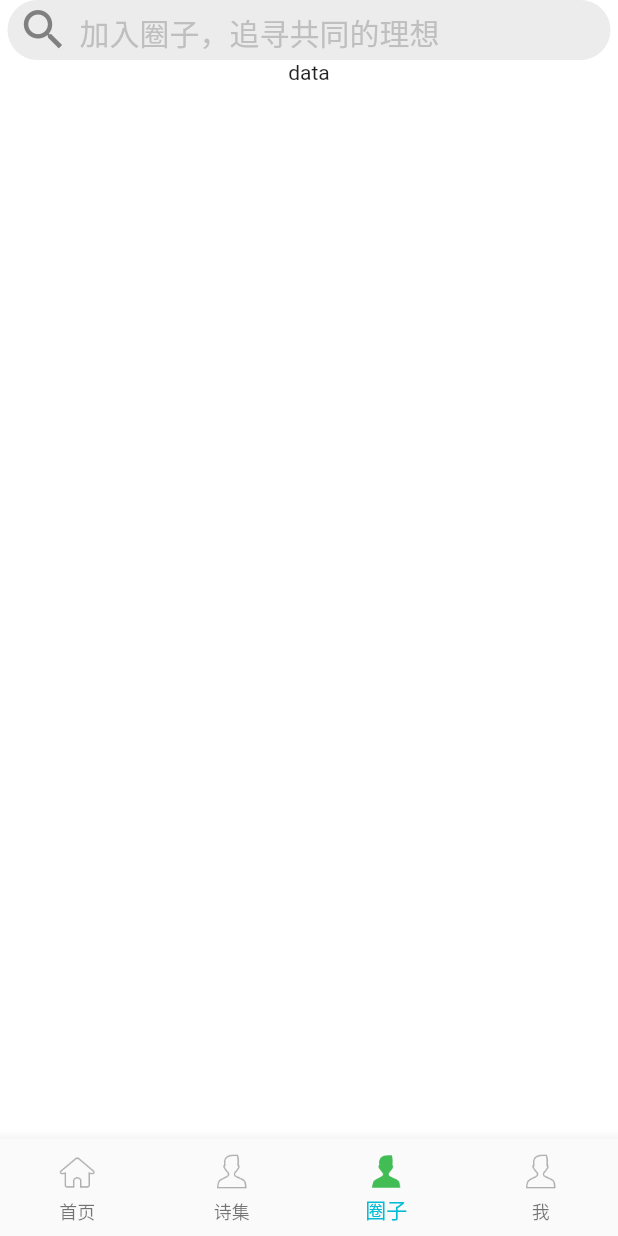
After one commit to liqiang-1994/bolt, a Flutter app: the screen it shows after launch, item 3 of the bottom bar chosen, on a phone screen of 412 x 824 dp. The commit adds this screen. Run offline on Flutter 3.47's test engine with Material 2 defaults, Android fonts, the phone set to English and light mode, and no system bars.

Commit message:
add circle page

```diff
--- a/lib/bean/subject_entity.dart
+++ b/lib/bean/subject_entity.dart
@@ -3,4 +3,6 @@
 class Subject {
   bool tag = false;
   var id;
+
+  Subject(this.id, this.tag);
 }
--- a/lib/main.dart
+++ b/lib/main.dart
@@ -38,7 +38,7 @@ class MyApp extends StatelessWidget {
         backgroundColor: Colors.white,
         //colorScheme: ColorScheme
       ),
-      home: Scaffold(
+      home: const Scaffold(
         body: SplashWidget(),
       ),
     );
--- /dev/null
+++ b/lib/page/circle/circle_page.dart
@@ -0,0 +1,59 @@
+
+import 'package:bolt/constant/constants.dart';
+import 'package:bolt/widget/search_text_field_widget.dart';
+import 'package:flutter/cupertino.dart';
+import 'package:flutter/material.dart';
+
+import '../../bean/subject_entity.dart';
+import '../../router.dart';
+
+class CirclePageWidget extends StatelessWidget {
+  const CirclePageWidget({Key? key}) : super(key: key);
+
+  @override
+  Widget build(BuildContext context) {
+    String hintText = "加入圈子，追寻共同的理想";
+    return Scaffold(
+      backgroundColor: Colors.white,
+      body: SafeArea(
+          child: Column(
+            children: <Widget>[
+              SearchTextFieldWidget(
+                margin: const EdgeInsets.only(left: 5.0, right: 5.0),
+                hintText: hintText,
+                onTab: () {
+                  MyRouter.push(context, MyRouter.searchPage, hintText);
+                },
+              ),
+              Expanded(
+                child: _CircleWidget(),
+              )
+            ],
+          )
+      ),
+    );
+  }
+}
+
+class _CircleWidget extends StatefulWidget {
+  @override
+  State<StatefulWidget> createState() => _CircleWidgetState();
+}
+
+class _CircleWidgetState extends State<_CircleWidget> {
+
+  late List<Subject> items;
+
+  @override
+  void initState() {
+    super.initState();
+
+  }
+
+  @override
+  Widget build(BuildContext context) {
+    return const Text("data");
+  }
+
+
+}
--- a/lib/page/container/container_widget.dart
+++ b/lib/page/container/container_widget.dart
@@ -1,10 +1,12 @@
+import 'package:bolt/page/circle/circle_page.dart';
 import 'package:bolt/page/home/home_page.dart';
-import 'package:flutter/cupertino.dart';
+import 'package:bolt/page/poems/poems_page.dart';
+import 'package:flutter/foundation.dart';
 import 'package:flutter/material.dart';
 
 class ContainerWidget extends StatefulWidget {
 
-  ContainerWidget({Key? key}) : super(key: key);
+  const ContainerWidget({Key? key}) : super(key: key);
 
   @override
   State createState() => _ContainerState();
@@ -17,16 +19,16 @@ class _Item {
 
 class _ContainerState extends State<ContainerWidget> {
 
-  List<Widget> pages =  [HomePageWidget()];
+  late List<Widget> pages;
   final defaultItemColor = const Color.fromARGB(255, 125, 125, 125);
 
   int _selectIndex = 0;
 
   final itemNames = [
-    _Item('首页', 'assets/images/tab_home_active.png',
-        'assets/images/tab_home_normal.png'),
-    _Item('书影', 'assets/images/tab_profile_active.png',
-        'assets/images/tab_profile_normal.png'),
+    _Item('首页', 'assets/images/tab_home_active.png', 'assets/images/tab_home_normal.png'),
+    _Item('诗集', 'assets/images/tab_profile_active.png', 'assets/images/tab_profile_normal.png'),
+    _Item('圈子', 'assets/images/tab_profile_active.png', 'assets/images/tab_profile_normal.png'),
+    _Item('我', 'assets/images/tab_profile_active.png', 'assets/images/tab_profile_normal.png')
   ];
   late List<BottomNavigationBarItem> itemList;
 
@@ -34,10 +36,11 @@ class _ContainerState extends State<ContainerWidget> {
   @override
   void initState() {
     super.initState();
-    if (pages == null) {
-      pages = [HomePageWidget()];
-    }
-    //pages ??= [HomePageWidget()];
+    pages = [
+      const HomePageWidget(),
+      const PoemsPageWidget(),
+      const CirclePageWidget(),
+    ];
     itemList = itemNames
           .map((item) => BottomNavigationBarItem(
           icon: Image.asset(
@@ -55,14 +58,28 @@ class _ContainerState extends State<ContainerWidget> {
     return Scaffold(
       body: Stack(
         children: [
-          _getPagesWidget(0)
+          _getPagesWidget(0),
+          _getPagesWidget(1),
+          _getPagesWidget(2)
         ],
       ),
-    backgroundColor: const Color.fromARGB(255, 248, 248, 248),
-
+      backgroundColor: const Color.fromARGB(255, 248, 248, 248),
+      bottomNavigationBar: BottomNavigationBar(
+        items: itemList,
+        onTap: (int index) {
+          setState(() {
+            _selectIndex = index;
+          });
+        },
+        iconSize: 25,
+        currentIndex: _selectIndex,
+        fixedColor: Colors.cyan,
+        type: BottomNavigationBarType.fixed,
+      ),
     );
   }
 
+  //Stack(层叠布局)+Offstage组合，解决状态被重置问题
   Widget _getPagesWidget(int index) {
     return Offstage(
       offstage: _selectIndex != index,
@@ -72,4 +89,12 @@ class _ContainerState extends State<ContainerWidget> {
       ),
     );
   }
+
+  @override
+  void didUpdateWidget(ContainerWidget oldWidget) {
+    super.didUpdateWidget(oldWidget);
+    if (kDebugMode) {
+      print('didUpdateWidget');
+    }
+  }
 }
```
Also changed, not shown: lib/page/home/home_page.dart (+114 -7 lines), lib/page/home/poems_tab_bar_widget.dart (added, +48 -0 lines), lib/page/poems/poems_page.dart (added, +157 -0 lines), lib/page/splash/splash_widget.dart (+23 -4 lines).
